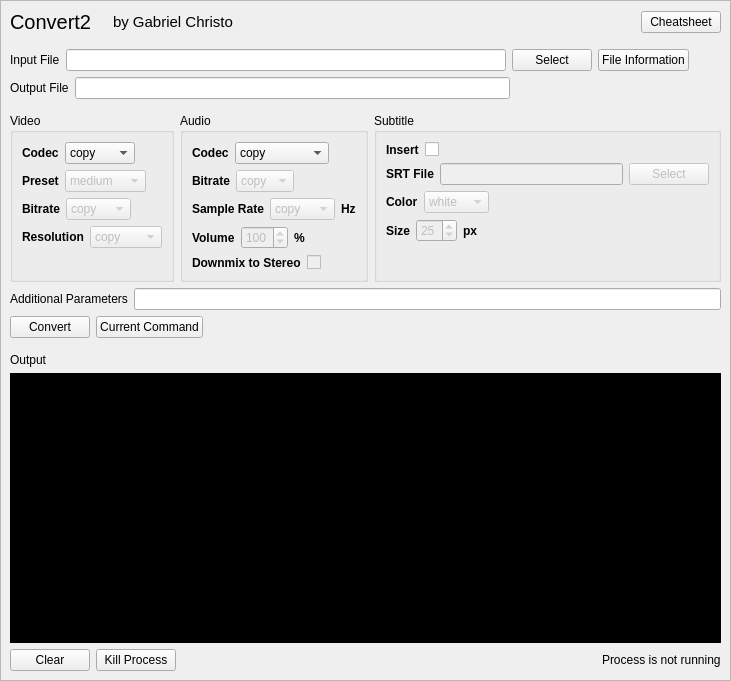
This is convert2.ui in gabrielchristo/convert2 as Qt 5 draws it before an edit. The edited form follows.
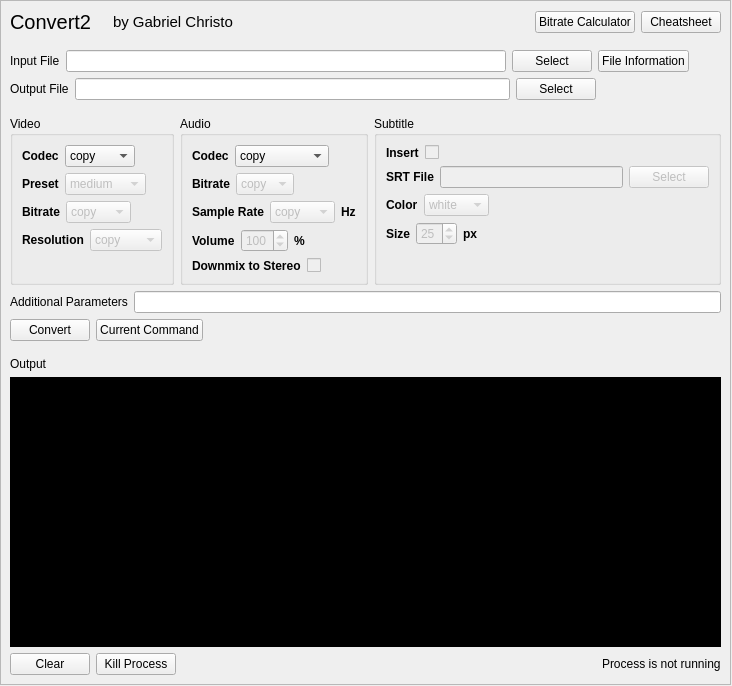
This is the edited form.

Commit message: added bitrate calculator window added margins to scrollablePopup block subtitle command if video codec is Copy removed color from cheatsheet label new screenshot resolution guide at cheatsheet subtitle bold and shadow utf8 char encode subtitle warning file containers added to file dialogs select output file button added 256k option to audio bitrate

Diff of the .ui file:
```diff
--- a/convert2.ui
+++ b/convert2.ui
@@ -6,8 +6,8 @@
    <rect>
     <x>0</x>
     <y>0</y>
-    <width>731</width>
-    <height>681</height>
+    <width>732</width>
+    <height>686</height>
    </rect>
   </property>
   <property name="windowTitle">
@@ -22,7 +22,7 @@
      <x>0</x>
      <y>0</y>
      <width>731</width>
-     <height>681</height>
+     <height>685</height>
     </rect>
    </property>
    <property name="styleSheet">
@@ -37,7 +37,7 @@
       <x>0</x>
       <y>0</y>
       <width>729</width>
-      <height>679</height>
+      <height>683</height>
      </rect>
     </property>
     <property name="styleSheet">
@@ -102,6 +102,13 @@
          </property>
         </spacer>
        </item>
+       <item>
+        <widget class="QPushButton" name="bitCalcButton">
+         <property name="text">
+          <string>Bitrate Calculator</string>
+         </property>
+        </widget>
+       </item>
        <item>
         <widget class="QPushButton" name="cheatsheetButton">
          <property name="text">
@@ -196,6 +203,13 @@
            </property>
           </widget>
          </item>
+         <item>
+          <widget class="QPushButton" name="outFileButton">
+           <property name="text">
+            <string>Select</string>
+           </property>
+          </widget>
+         </item>
          <item>
           <spacer name="horizontalSpacer_5">
            <property name="orientation">
@@ -763,6 +777,9 @@
             </item>
             <item>
              <widget class="QCheckBox" name="sCheckbox">
+              <property name="enabled">
+               <bool>false</bool>
+              </property>
               <property name="text">
                <string/>
               </property>
```
Left out of the diff: 5 changed lines with no effect on the pictures. The commit also changes 9 other files.
